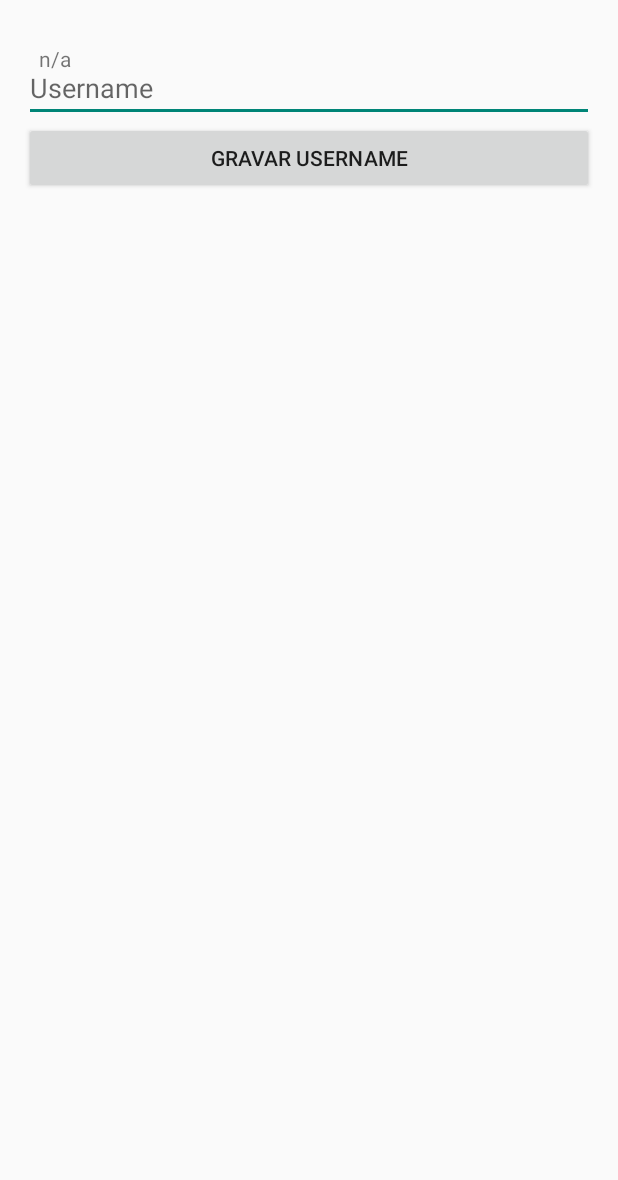
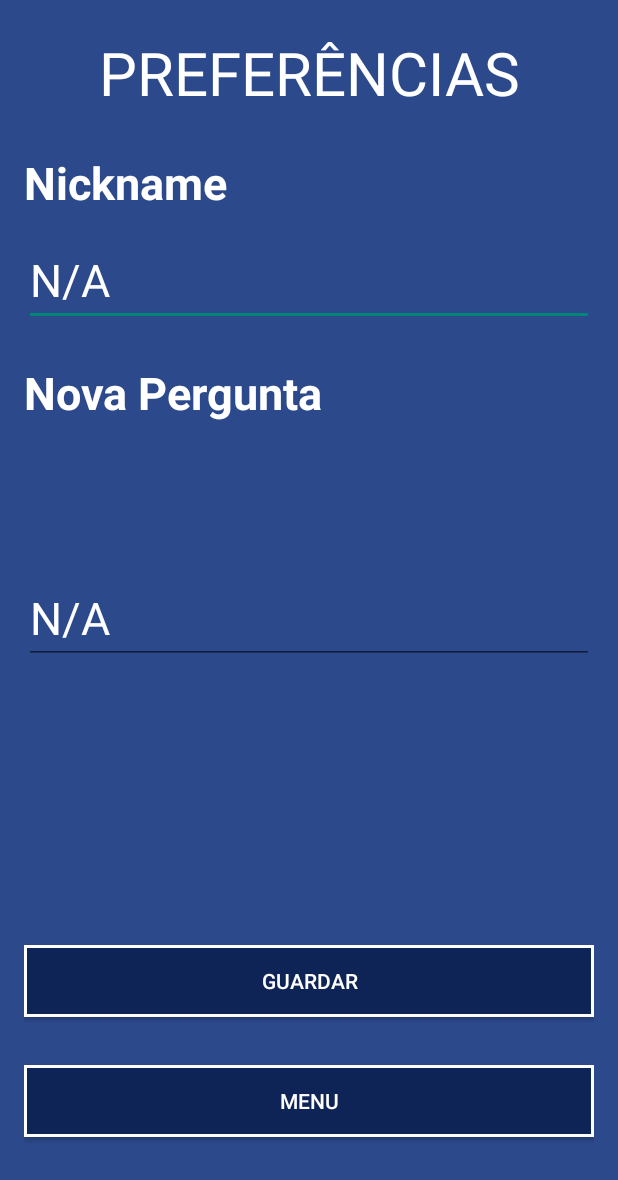
Before and after one commit to estgcmu/QuizDroidFinal, an Android app: the AdministracaoActivity screen opened directly, with no data from a screen before it, after a tap on "PREFERÊNCIAS", on a phone screen of 412 x 824 dp. Shown: the top 1180 px of the screen. Run offline under Robolectric (Android 15) with nearby library versions, the light colour scheme and no system bars.

Commit message:
- taçãoVersão Final Recurso Preferences a Funcionar

```diff
--- a/app/src/main/AndroidManifest.xml
+++ b/app/src/main/AndroidManifest.xml
@@ -58,7 +58,8 @@
         <activity android:name=".QuestionActivityFacil" />
         <activity android:name=".QuestionActivityModerado" />
         <activity android:name=".QuestionActivityDificil" />
-        <activity android:name=".PreferenceActivity"></activity>
+        <activity android:name=".PreferenceActivity" />
+        <activity android:name=".PreferencesActivity"></activity>
     </application>
 
 </manifest>
--- a/app/src/main/java/cmu/QuizDroidFinal/AdministracaoActivity.java
+++ b/app/src/main/java/cmu/QuizDroidFinal/AdministracaoActivity.java
@@ -19,11 +19,13 @@ public class AdministracaoActivity extends Activity {
     }
 
     public void button_preferences(View v) {
-        Intent preferenciasaa = new Intent(this, PreferenceActivity.class);
+        Intent preferenciasaa = new Intent(this, PreferencesActivity.class);
         startActivity(preferenciasaa);
     }
 
-
-
+    public void button_menu_principal(View v) {
+        Intent menu = new Intent(this, MainActivity.class);
+        startActivity(menu);
+    }
 
 }
--- a/app/src/main/java/cmu/QuizDroidFinal/PreferenceActivity.java
+++ b/app/src/main/java/cmu/QuizDroidFinal/PreferenceActivity.java
@@ -41,8 +41,8 @@ public class PreferenceActivity extends Activity implements OnClickListener {
         //txtListLanguage = (TextView) findViewById(R.id.txtListLanguage);
 
         txtUsername = (EditText) findViewById(R.id.txtUsername);
-        Button btnSave_preference = (Button) findViewById(R.id.btnSave_preference);
-        btnSave_preference.setOnClickListener(this);
+        Button btnSave_preferences = (Button) findViewById(R.id.btnSave_preference);
+        btnSave_preferences.setOnClickListener(this);
     }
 
     @Override
@@ -74,7 +74,7 @@ public class PreferenceActivity extends Activity implements OnClickListener {
 
     @Override
     public void onClick(View v) {
-        if(v.getId() == R.id.btnSave && txtUsername.getText()!=null) {
+        if(v.getId() == R.id.btnSave_preference && txtUsername.getText()!=null) {
             // Obter a refer�ncia para as prefer�ncias assim como para o Editor das mesmas.
             SharedPreferences mSettings = PreferenceManager.getDefaultSharedPreferences(this);
             SharedPreferences.Editor mEditor = mSettings.edit();
--- /dev/null
+++ b/app/src/main/java/cmu/QuizDroidFinal/PreferencesActivity.java
@@ -0,0 +1,52 @@
+package cmu.QuizDroidFinal;
+
+import android.app.Activity;
+import android.content.Context;
+import android.content.Intent;
+import android.content.SharedPreferences;
+import android.support.v7.app.ActionBarActivity;
+import android.os.Bundle;
+import android.widget.EditText;
+import android.view.View;
+import android.widget.Toast;
+
+public class PreferencesActivity extends Activity {
+    public static final String DEFAULT="N/A";
+    EditText userName;
+    EditText tempoE;
+
+    @Override
+    protected void onCreate(Bundle savedInstanceState) {
+        super.onCreate(savedInstanceState);
+        setContentView(R.layout.activity_preferences);
+        userName= (EditText) findViewById(R.id.userName);
+        tempoE= (EditText) findViewById(R.id.tempoE);
+
+        SharedPreferences sharedPreferences = getSharedPreferences("MyData", Context.MODE_PRIVATE);
+
+        String name = sharedPreferences.getString("name",DEFAULT);
+        String tempo = sharedPreferences.getString("tempo",DEFAULT);
+        userName.setText (name);
+        tempoE.setText(tempo);
+    }
+
+    public void save (View view)
+    {
+        SharedPreferences sharedPreferences=getSharedPreferences("MyData", Context.MODE_PRIVATE);
+        SharedPreferences.Editor editor=sharedPreferences.edit();
+        editor.putString("name",userName.getText().toString());
+        editor.putString("tempo", tempoE.getText().toString());
+        editor.commit();
+
+        Toast.makeText(this,"Informação guardada com sucesso", Toast.LENGTH_LONG).show();
+
+    }
+
+    public void next(View view)
+    {
+
+        //Toast.makeText(this,"Next",Toast.LENGTH_LONG).show();
+        Intent intent=new Intent (this,AdministracaoActivity.class);
+        startActivity(intent);
+    }
+}
--- a/app/src/main/res/layout/activity_preference.xml
+++ b/app/src/main/res/layout/activity_preference.xml
@@ -29,7 +29,7 @@
         android:layout_width="match_parent"
         android:layout_height="wrap_content"
         android:paddingLeft="10dp"
-        android:layout_below="@+id/btnSave"
+        android:layout_below="@+id/btnSave_preference"
         android:layout_alignParentLeft="true"
         android:layout_alignParentStart="true"
         android:layout_marginTop="13dp" />
--- /dev/null
+++ b/app/src/main/res/layout/activity_preferences.xml
@@ -0,0 +1,110 @@
+<?xml version="1.0" encoding="utf-8"?>
+<RelativeLayout xmlns:android="http://schemas.android.com/apk/res/android"
+    xmlns:tools="http://schemas.android.com/tools"
+    android:id="@+id/activity_preferences"
+    android:layout_width="match_parent"
+    android:layout_height="match_parent"
+    android:paddingBottom="@dimen/activity_vertical_margin"
+    android:paddingLeft="@dimen/activity_horizontal_margin"
+    android:paddingRight="@dimen/activity_horizontal_margin"
+    android:paddingTop="@dimen/activity_vertical_margin"
+    android:background="#2c498c"
+    tools:context="cmu.QuizDroidFinal.PreferencesActivity">
+
+    <TextView
+
+        android:layout_width="match_parent"
+        android:layout_height="wrap_content"
+        android:layout_centerHorizontal="true"
+        android:layout_gravity="center"
+        android:layout_marginTop="5dp"
+        android:gravity="center"
+        android:text="PREFERÊNCIAS"
+        android:textColor="#ffffff"
+        android:textSize="40.0sp"
+        android:id="@+id/textView" />
+    <TextView
+
+        android:layout_width="match_parent"
+        android:layout_height="wrap_content"
+        android:layout_centerHorizontal="true"
+        android:layout_gravity="center"
+        android:layout_marginTop="85dp"
+        android:gravity="left"
+        android:text="Nickname"
+        android:textColor="#ffffff"
+        android:textSize="30.0sp"
+        android:id="@+id/textView2"
+        android:textStyle="normal|bold" />
+    <TextView
+
+        android:layout_width="match_parent"
+        android:layout_height="wrap_content"
+        android:layout_centerHorizontal="true"
+        android:layout_gravity="center"
+        android:layout_marginTop="225dp"
+        android:gravity="left"
+        android:text="Nova Pergunta"
+        android:textColor="#ffffff"
+        android:textSize="30.0sp"
+        android:id="@+id/textView3"
+        android:textStyle="normal|bold" />
+
+    <Button
+        android:text="Menu"
+        android:layout_width="fill_parent"
+        android:layout_height="wrap_content"
+        android:onClick="next"
+        android:background="@drawable/button_style"
+        android:id="@+id/next"
+        android:textColor="#fff"
+        android:layout_alignParentBottom="true"
+        android:layout_marginBottom="50dp"
+        android:layout_centerHorizontal="true" />
+
+    <Button
+        android:text="Guardar"
+        android:layout_width="fill_parent"
+        android:layout_height="wrap_content"
+        android:background="@drawable/button_style"
+        android:textColor="#fff"
+        android:onClick="save"
+        android:id="@+id/save"
+        android:layout_alignParentBottom="true"
+        android:layout_marginBottom="130dp"
+        android:layout_centerVertical="true"
+        android:layout_alignLeft="@+id/next"
+        android:layout_alignStart="@+id/next" />
+
+    <EditText
+        android:layout_width="match_parent"
+        android:layout_height="wrap_content"
+        android:inputType="textUri|textPersonName"
+        android:gravity="left"
+        android:text="EDITENICKNAME"
+        android:ems="10"
+        android:id="@+id/userName"
+        android:textColor="#fff"
+        android:layout_marginTop="14dp"
+        android:layout_below="@+id/textView2"
+        android:textSize="30.0sp"
+        android:layout_alignParentRight="true"
+        android:layout_alignParentEnd="true" />
+
+    <EditText
+        android:text="Tempo em Segundos"
+        android:layout_width="match_parent"
+        android:layout_height="wrap_content"
+        android:inputType="number"
+        android:ems="10"
+        android:textSize="30.0sp"
+        android:id="@+id/tempoE"
+        android:layout_marginTop="25dp"
+        android:layout_centerVertical="true"
+        android:layout_alignParentRight="true"
+        android:layout_alignParentLeft="true"
+        android:textColor="#fff"
+        />
+
+
+</RelativeLayout>
```
Also changed, not shown: app/src/main/java/cmu/QuizDroidFinal/PerfilActivity.java (+42 -0 lines), app/src/main/res/layout/activity_administracao.xml (+13 -1 lines), app/src/main/res/layout/activity_perfil.xml (+30 -5 lines), 37 other files.
